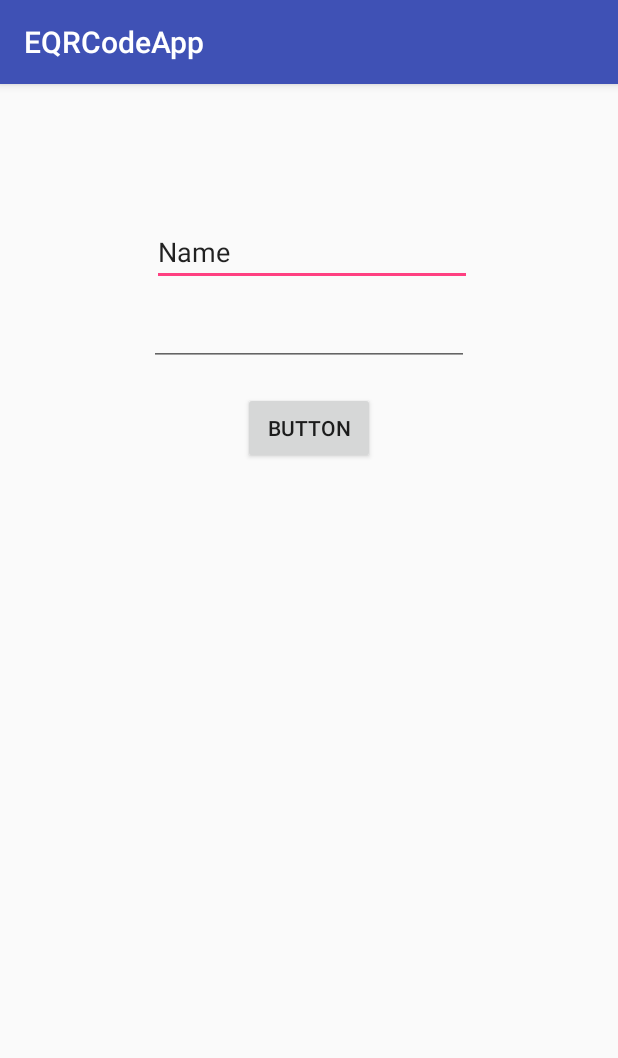
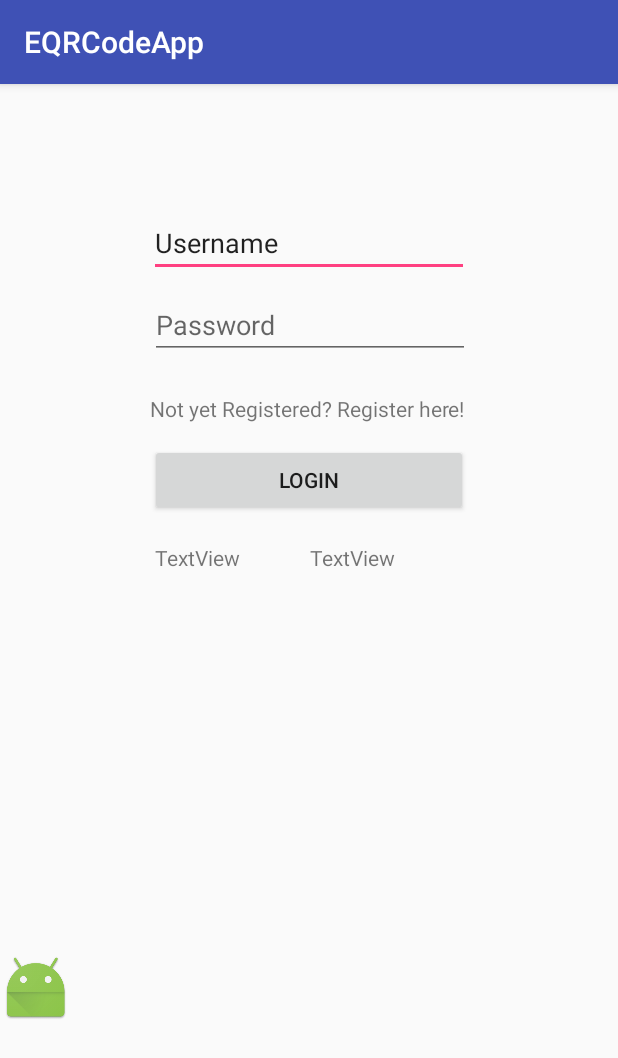
Before and after one commit to norbertdmabasa/QRCode, an Android app: the screen it shows after launch (LoginActivity), on a phone screen of 412 x 824 dp. Shown: the top 1058 px of the screen. Run offline under Robolectric (Android 15) with nearby library versions, the phone set to English and light mode, and no system bars.

Commit message:
Login and Registration

```diff
--- a/app/src/main/AndroidManifest.xml
+++ b/app/src/main/AndroidManifest.xml
@@ -16,7 +16,8 @@
                 <category android:name="android.intent.category.LAUNCHER" />
             </intent-filter>
         </activity>
-        <activity android:name=".RegistrationActivity"></activity>
+        <activity android:name=".RegistrationActivity" />
+        <activity android:name=".ScanActivity"></activity>
     </application>
 
 </manifest>
--- a/app/src/main/java/com/filmetrics/eqrcodeapp/LoginActivity.java
+++ b/app/src/main/java/com/filmetrics/eqrcodeapp/LoginActivity.java
@@ -1,13 +1,76 @@
 package com.filmetrics.eqrcodeapp;
 
+import android.content.Intent;
 import android.support.v7.app.AppCompatActivity;
 import android.os.Bundle;
+import android.view.View;
+import android.widget.Button;
+import android.widget.EditText;
+import android.widget.TextView;
 
-public class LoginActivity extends AppCompatActivity {
+public class LoginActivity extends AppCompatActivity implements View.OnClickListener{
+    private EditText usernameTxt;
+    private EditText passwordTxt;
+    private TextView registerHereTxt;
+    private TextView forgotTxt;
+    private TextView guestTxt;
+    private Button loginBtn;
 
     @Override
     protected void onCreate(Bundle savedInstanceState) {
         super.onCreate(savedInstanceState);
         setContentView(R.layout.activity_login);
+
+        usernameTxt = (EditText) findViewById(R.id.username_txt_log);
+        passwordTxt = (EditText) findViewById(R.id.password_txt_log);
+
+        registerHereTxt = (TextView) findViewById(R.id.registerhere_txt);
+        forgotTxt = (TextView) findViewById(R.id.forgotpass_txt_log);
+        guestTxt = (TextView) findViewById(R.id.guest_txt_log);
+        registerHereTxt.setOnClickListener(this);
+        forgotTxt.setOnClickListener(this);
+        guestTxt.setOnClickListener(this);
+        loginBtn = (Button) findViewById(R.id.login_btn);
+        loginBtn.setOnClickListener(this);
+    }
+
+    @Override
+    public void onClick(View view) {
+        switch (view.getId()) {
+            case R.id.login_btn:
+                onLogin();
+                return;
+            case R.id.registerhere_txt:
+                onRegHere();
+                return;
+            case R.id.forgotpass_txt_log:
+                onForgotPass();
+                return;
+            case R.id.guest_txt_log:
+                onGuest();
+                return;
+            default:
+                return;
+        }
+    }
+
+    private void onLogin() {
+        Intent intent = new Intent(this, RegistrationActivity.class);
+        startActivity(intent);
+    }
+
+    private void onRegHere() {
+        Intent intent = new Intent(this, RegistrationActivity.class);
+        startActivity(intent);
+    }
+
+    private void onForgotPass() {
+        Intent intent = new Intent(this, RegistrationActivity.class);
+        startActivity(intent);
+    }
+
+    private void onGuest() {
+        Intent intent = new Intent(this, RegistrationActivity.class);
+        startActivity(intent);
     }
 }
--- a/app/src/main/res/layout/activity_login.xml
+++ b/app/src/main/res/layout/activity_login.xml
@@ -7,41 +7,109 @@
     tools:context="com.filmetrics.eqrcodeapp.LoginActivity">
 
     <EditText
-        android:id="@+id/editText"
+        android:id="@+id/username_txt_log"
         android:layout_width="wrap_content"
         android:layout_height="wrap_content"
+        android:layout_marginLeft="8dp"
+        android:layout_marginRight="4dp"
+        android:layout_marginTop="83dp"
         android:ems="10"
         android:inputType="textPersonName"
-        android:text="Name"
+        android:text="Username"
+        app:layout_constraintHorizontal_bias="0.49"
+        app:layout_constraintLeft_toLeftOf="parent"
+        app:layout_constraintRight_toRightOf="parent"
         app:layout_constraintTop_toTopOf="parent"
-        android:layout_marginTop="89dp"
-        android:layout_marginRight="4dp"
-        app:layout_constraintRight_toRightOf="parent"
-        android:layout_marginLeft="8dp"
-        app:layout_constraintLeft_toLeftOf="parent" />
+        android:layout_marginStart="8dp"
+        android:layout_marginEnd="4dp" />
 
     <EditText
-        android:id="@+id/editText2"
+        android:id="@+id/password_txt_log"
         android:layout_width="wrap_content"
         android:layout_height="wrap_content"
+        android:layout_marginLeft="8dp"
+        android:layout_marginRight="8dp"
+        android:layout_marginTop="9dp"
         android:ems="10"
+        android:hint="Password"
         android:inputType="textPassword"
-        android:layout_marginTop="8dp"
-        app:layout_constraintTop_toBottomOf="@+id/editText"
-        android:layout_marginRight="8dp"
+        app:layout_constraintHorizontal_bias="0.503"
+        app:layout_constraintLeft_toLeftOf="parent"
         app:layout_constraintRight_toRightOf="parent"
-        android:layout_marginLeft="8dp"
-        app:layout_constraintLeft_toLeftOf="parent" />
+        app:layout_constraintTop_toBottomOf="@+id/username_txt_log"
+        android:layout_marginStart="8dp"
+        android:layout_marginEnd="8dp" />
 
     <Button
-        android:id="@+id/button"
+        android:id="@+id/login_btn"
+        android:layout_width="212dp"
+        android:layout_height="48dp"
+        android:layout_marginLeft="8dp"
+        android:layout_marginRight="8dp"
+        android:layout_marginTop="14dp"
+        android:text="Login"
+        app:layout_constraintLeft_toLeftOf="parent"
+        app:layout_constraintRight_toRightOf="parent"
+        app:layout_constraintTop_toBottomOf="@+id/registerhere_txt"
+        android:layout_marginStart="8dp"
+        android:layout_marginEnd="8dp" />
+
+    <TextView
+        android:id="@+id/registerhere_txt"
         android:layout_width="wrap_content"
         android:layout_height="wrap_content"
-        android:text="Button"
-        android:layout_marginTop="17dp"
-        app:layout_constraintTop_toBottomOf="@+id/editText2"
+        android:layout_marginLeft="8dp"
         android:layout_marginRight="8dp"
-        app:layout_constraintRight_toRightOf="parent"
-        android:layout_marginLeft="8dp"
-        app:layout_constraintLeft_toLeftOf="parent" />
+        android:layout_marginTop="23dp"
+        android:text="Not yet Registered? Register here! "
+        app:layout_constraintLeft_toLeftOf="@+id/password_txt_log"
+        app:layout_constraintRight_toRightOf="@+id/password_txt_log"
+        app:layout_constraintTop_toBottomOf="@+id/password_txt_log"
+        android:layout_marginStart="8dp"
+        android:layout_marginEnd="8dp" />
+
+    <LinearLayout
+        android:layout_width="222dp"
+        android:layout_height="wrap_content"
+        android:orientation="horizontal"
+        android:weightSum="2"
+        android:layout_marginTop="18dp"
+        app:layout_constraintTop_toBottomOf="@+id/login_btn"
+        android:layout_marginRight="8dp"
+        app:layout_constraintRight_toRightOf="@+id/login_btn"
+        android:layout_marginLeft="0dp"
+        app:layout_constraintLeft_toLeftOf="@+id/login_btn"
+        app:layout_constraintHorizontal_bias="0.277"
+        android:id="@+id/linearLayout">
+
+        <TextView
+            android:id="@+id/forgotpass_txt_log"
+            android:layout_width="match_parent"
+            android:layout_height="wrap_content"
+            android:layout_marginLeft="-59dp"
+            android:layout_marginStart="8dp"
+            android:layout_weight="1"
+            android:text="TextView"
+            app:layout_constraintLeft_toLeftOf="@+id/login_btn"
+            tools:layout_editor_absoluteY="358dp" />
+
+        <TextView
+            android:id="@+id/guest_txt_log"
+            android:layout_width="match_parent"
+            android:layout_height="wrap_content"
+            android:layout_weight="1"
+            android:text="TextView" />
+
+    </LinearLayout>
+
+    <ImageView
+        android:id="@+id/imageView"
+        android:layout_width="wrap_content"
+        android:layout_height="wrap_content"
+        app:srcCompat="@mipmap/ic_launcher"
+        tools:layout_editor_absoluteX="168dp"
+        android:layout_marginTop="119dp"
+        app:layout_constraintTop_toBottomOf="@+id/linearLayout"
+        app:layout_constraintBottom_toBottomOf="parent"
+        android:layout_marginBottom="8dp" />
 </android.support.constraint.ConstraintLayout>
--- a/app/src/main/res/layout/activity_registration.xml
+++ b/app/src/main/res/layout/activity_registration.xml
@@ -112,10 +112,10 @@
         app:layout_constraintTop_toBottomOf="@+id/middlename_txt_reg" />
 
     <Button
-        android:id="@+id/button2"
+        android:id="@+id/register_btn"
         android:layout_width="wrap_content"
         android:layout_height="wrap_content"
         android:text="Register"
-        tools:layout_editor_absoluteX="147dp"
-        tools:layout_editor_absoluteY="444dp" />
+        tools:layout_editor_absoluteX="169dp"
+        tools:layout_editor_absoluteY="431dp" />
 </android.support.constraint.ConstraintLayout>
```
Also changed, not shown: app/src/main/java/com/filmetrics/eqrcodeapp/RegistrationActivity.java (+32 -1 lines), app/src/main/java/com/filmetrics/eqrcodeapp/ScanActivity.java (added, +13 -0 lines), app/src/main/res/layout/activity_scan.xml (added, +9 -0 lines).
